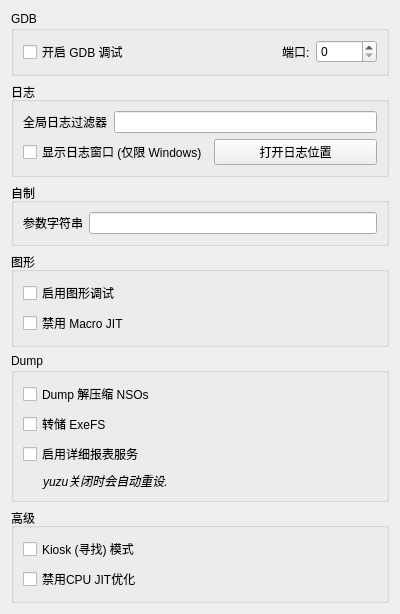
Qt form src/yuzu/configuration/configure_debug.ui (formylover/yuzu-early-access) before a commit.
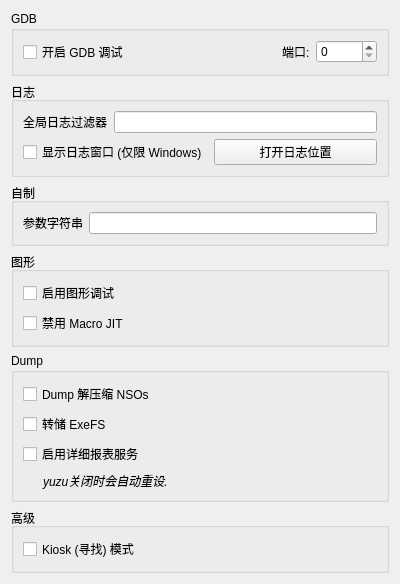
The same form after that commit.

Diff of the .ui file:
```diff
--- a/src/yuzu/configuration/configure_debug.ui
+++ b/src/yuzu/configuration/configure_debug.ui
@@ -228,13 +228,6 @@
         </property>
        </widget>
       </item>
-      <item>
-       <widget class="QCheckBox" name="disable_cpu_opt">
-        <property name="text">
-         <string>禁用CPU JIT优化</string>
-        </property>
-       </widget>
-      </item>
      </layout>
     </widget>
    </item>
```
